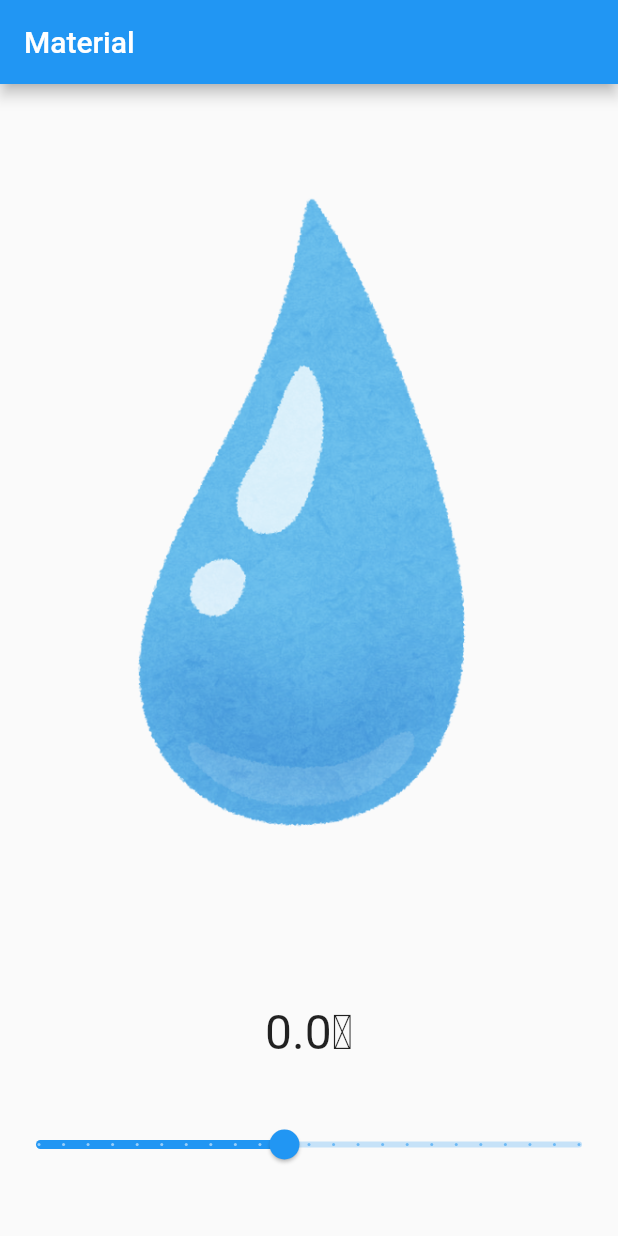
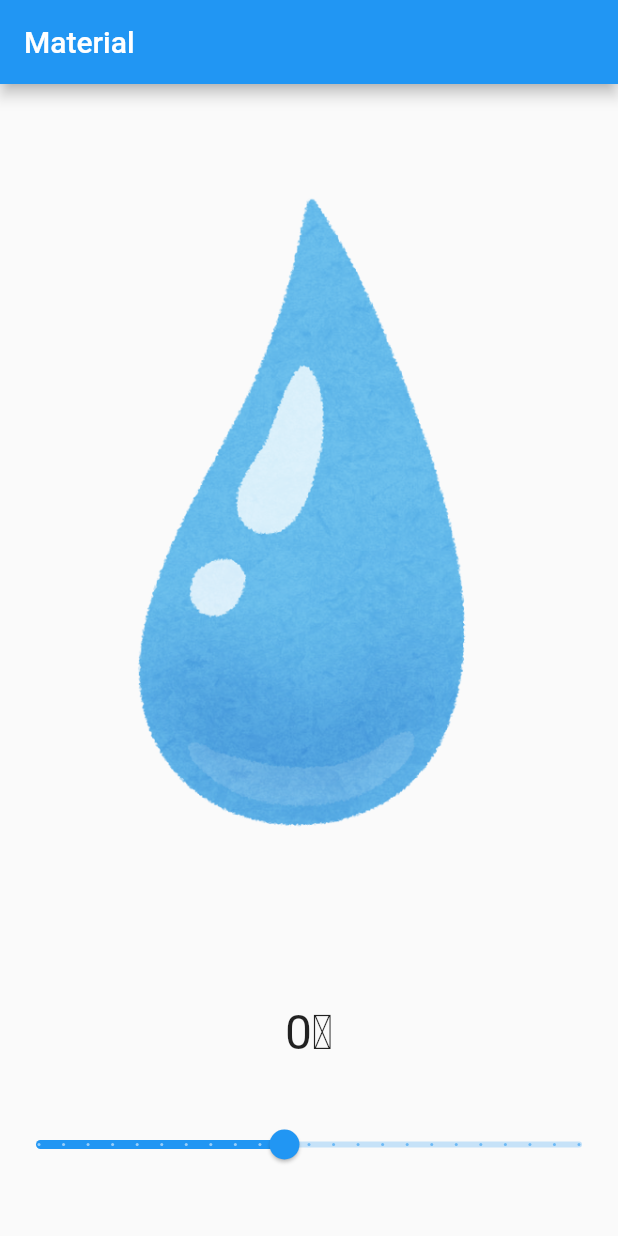
Before and after one commit to Nuu-mA/material, a Flutter app: the screen it shows after launch, on a phone screen of 412 x 824 dp. Run offline on Flutter 3.47's test engine with Material 2 defaults, Android fonts, the phone set to English and light mode, and no system bars; our stand-ins replace flutter_riverpod, freezed_annotation.

Commit message:
add comment

```diff
--- a/lib/view/templates/material_main/widget.dart
+++ b/lib/view/templates/material_main/widget.dart
@@ -31,7 +31,7 @@ class MaterialMain extends ConsumerWidget {
             child: Column(
               mainAxisAlignment: MainAxisAlignment.center,
               children: <Widget>[
-                DegreesCelsius(temperature: '$temperatureValue'),
+                DegreesCelsius(temperature: '${temperatureValue.ceil()}'),
                 const Temperature(),
               ],
             ),
--- a/lib/view_model/water/notifier.dart
+++ b/lib/view_model/water/notifier.dart
@@ -2,12 +2,13 @@ import 'package:flutter_riverpod/flutter_riverpod.dart';
 import 'package:material/domain/entity/water/entity.dart';
 
 final temperatureProvider = StateProvider<double>(
-  (ref) => 0,
+  (ref) => 0.0,
 );
 
 final waterEntityProvider = Provider<WaterEntity>(
   (ref) {
-    final temperature = ref.watch(temperatureProvider);
+    // 温度情報の状態変化をWatchする
+    final double temperature = ref.watch(temperatureProvider);
     if (temperature < 0.0) {
       // 0度未満の場合は個体
       return const WaterEntity.solid();
```
